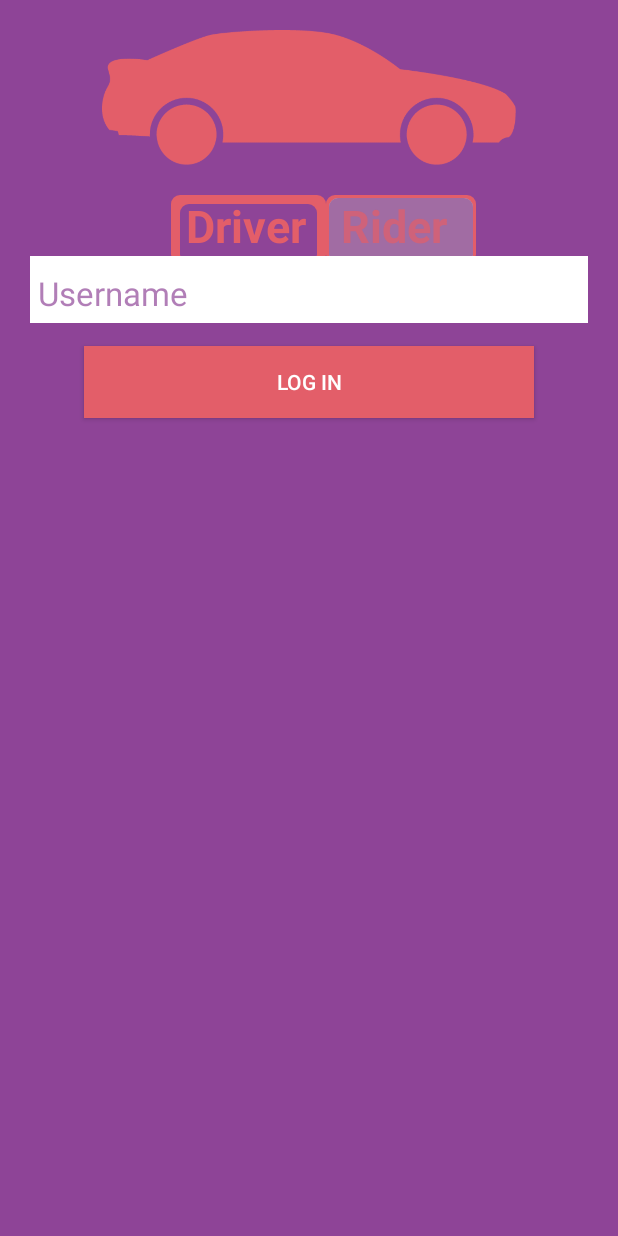
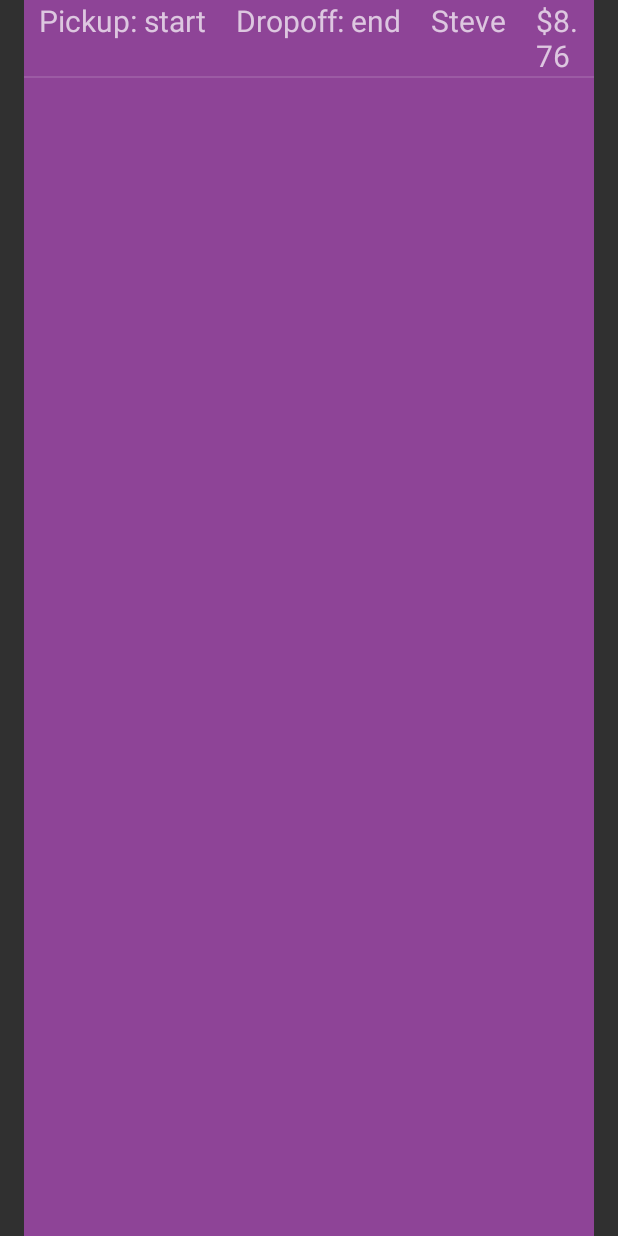
Before and after one commit to CMPUT301F16T04/Ridr, an Android app: the screen it shows after launch (LoginView before the commit, MainActivity after it), on a phone screen of 412 x 824 dp. Run offline under Robolectric (Android 15) with nearby library versions, the phone set to English and light mode, and no system bars; libraries missing offline, so code that uses them is left out: com.searchly.jestdroid, io.searchbox.annotations, io.searchbox.core.

Commit message:
added adapter for request and some other stuff

```diff
--- a/app/build.gradle
+++ b/app/build.gradle
@@ -17,6 +17,9 @@ android {
             proguardFiles getDefaultProguardFile('proguard-android.txt'), 'proguard-rules.pro'
         }
     }
+    dexOptions {
+        jumboMode = true
+    }
 }
 
 dependencies {
--- a/app/src/main/AndroidManifest.xml
+++ b/app/src/main/AndroidManifest.xml
@@ -10,7 +10,7 @@
         android:label="@string/app_name"
         android:supportsRtl="false"
         android:theme="@style/AppTheme">
-        <activity android:name=".LoginView">
+        <activity android:name=".MainActivity">
             <intent-filter>
                 <action android:name="android.intent.action.MAIN" />
 
@@ -21,7 +21,7 @@
         <activity android:name=".SearchRequestsView" />
         <activity android:name=".SearchResultsView" />
         <activity android:name=".RequestsFromRidersView" />
-        <activity android:name=".MainActivity"/>
+        <activity android:name=".LoginView"/>
         <activity android:name=".ProfileView" />
         <activity android:name=".EditProfileView" />
         <activity android:name=".AcceptRiderView" />
--- a/app/src/main/java/ca/ualberta/ridr/MainActivity.java
+++ b/app/src/main/java/ca/ualberta/ridr/MainActivity.java
@@ -1,13 +1,37 @@
 package ca.ualberta.ridr;
 
+import android.app.Activity;
+import android.content.Intent;
 import android.support.v7.app.AppCompatActivity;
 import android.os.Bundle;
+import android.widget.ListView;
 
-public class MainActivity extends AppCompatActivity {
+import java.util.ArrayList;
+import java.util.Date;
+
+public class MainActivity extends Activity {
+    private ArrayList<Request> requestList = new ArrayList<>();
+    final RequestController requestController = new RequestController();
+    private String keyword;
+    private ListView searchResults;
+    private RequestAdapter requestAdapter;
 
     @Override
     protected void onCreate(Bundle savedInstanceState) {
         super.onCreate(savedInstanceState);
-        setContentView(R.layout.main);
+        setContentView(R.layout.search_results);
+        Rider rider = new Rider("Steve", new Date(), "321", "goodemail", "9999999");
+        Request request = new Request(rider, "start", "end", new Date());
+        request.setFare(8.76f);
+        requestList.add(request);
+        //requestList = requestController.searchRequestsKeyword(keyword);
+        searchResults = (ListView) findViewById(R.id.search_results);
+    }
+
+    @Override
+    protected void onStart() {
+        super.onStart();
+        requestAdapter = new RequestAdapter(this, requestList);
+        searchResults.setAdapter(requestAdapter);
     }
 }
--- a/app/src/main/java/ca/ualberta/ridr/Request.java
+++ b/app/src/main/java/ca/ualberta/ridr/Request.java
@@ -32,12 +32,12 @@ public class Request {
     private UUID id;
     private float fare;
     private Date date;
-
-    Request(Rider rider, String pickup, String dropoff, LatLng pickupCoords, LatLng dropOffCoords, Date date){
+    // LatLng pickupCoords, LatLng dropOffCoords,
+    Request(Rider rider, String pickup, String dropoff, Date date){
         this.pickup = pickup;
         this.dropoff = dropoff;
-        this.pickupCoord = pickupCoords;
-        this.dropOffCoord = dropOffCoords;
+        //this.pickupCoord = pickupCoords;
+        //this.dropOffCoord = dropOffCoords;
         this.date = date;
         this.rider = rider;
         this.id = UUID.randomUUID();
@@ -125,6 +125,10 @@ public class Request {
     public float getFare(){
         return fare;
     }
+
+    public void setFare(float fare) {
+        this.fare = fare;
+    }
     public UUID getID() {
         return id;
     }
@@ -158,7 +162,7 @@ public class Request {
         // Because of the differences between JsonObject and JSONObject.
         DateFormat formatter = new SimpleDateFormat("E MMM dd HH:mm:ss Z yyyy");
 
-        this.rider = request.get("rider").getAsString();
+        //this.rider = request.get("rider").getAsString();
         this.pickup = request.get("pickup").getAsString();
         this.dropoff = request.get("dropoff").getAsString();
         this.dropOffCoord = buildLatLng(request.getAsJsonObject("dropOffCoord"));
--- /dev/null
+++ b/app/src/main/java/ca/ualberta/ridr/RequestAdapter.java
@@ -0,0 +1,46 @@
+package ca.ualberta.ridr;
+
+import android.content.Context;
+import android.view.LayoutInflater;
+import android.view.View;
+import android.view.ViewGroup;
+import android.widget.ArrayAdapter;
+import android.widget.Button;
+import android.widget.TextView;
+
+import java.util.ArrayList;
+
+/**
+ * Created by jferris on 13/11/16.
+ */
+public class RequestAdapter extends ArrayAdapter<Request> {
+    private Context context;
+    private ArrayList<Request> requests = new ArrayList<>();
+
+    public RequestAdapter(Context context, ArrayList<Request> requests) {
+        super(context, 0, requests);
+        this.context = context;
+        this.requests = requests;
+    }
+
+    @Override
+    public View getView(final int position, View convertView, ViewGroup parent) {
+        if(convertView == null) {
+            convertView = LayoutInflater.from(getContext()).inflate(R.layout.request_list_item, parent, false);
+        }
+        TextView requestPickup = (TextView) convertView.findViewById(R.id.request_pickup);
+        TextView requestDropoff = (TextView) convertView.findViewById(R.id.request_dropoff);
+        TextView requestUser = (TextView) convertView.findViewById(R.id.request_user);
+        TextView requestFare = (TextView) convertView.findViewById(R.id.request_fare);
+
+        Request request = getItem(position);
+
+        requestPickup.setText("Pickup: " + request.getPickup() + "\n");
+        requestDropoff.setText("Dropoff: " + request.getDropoff() + "\n");
+        requestUser.setText(request.getRider().getName() + "\n");
+        requestFare.setText("$" + Float.toString(request.getFare()));
+
+
+        return convertView;
+    }
+}
--- a/app/src/main/java/ca/ualberta/ridr/RiderRequestView.java
+++ b/app/src/main/java/ca/ualberta/ridr/RiderRequestView.java
@@ -28,7 +28,7 @@ public class RiderRequestView extends AppCompatActivity {
 
                 //TODO pass a rider object to this view
                 Rider rider = null; // for now just so that we wont get compile errors
-                reqController.createRequest(rider, startLocation.getText().toString(), endLocation.getText().toString());
+                //reqController.createRequest(rider, startLocation.getText().toString(), endLocation.getText().toString());
             }
         });
 
--- /dev/null
+++ b/app/src/main/res/layout/request_list_item.xml
@@ -0,0 +1,39 @@
+<?xml version="1.0" encoding="utf-8"?>
+<LinearLayout xmlns:android="http://schemas.android.com/apk/res/android"
+    android:layout_width="wrap_content"
+    android:layout_height="wrap_content">
+
+
+    <TextView
+        android:id="@+id/request_pickup"
+        android:layout_width="wrap_content"
+        android:layout_height="wrap_content"
+        android:paddingLeft="10dp"
+        android:paddingRight="10dp"
+        android:textSize="20sp"/>
+
+    <TextView
+        android:id="@+id/request_dropoff"
+        android:layout_width="wrap_content"
+        android:layout_height="wrap_content"
+        android:paddingLeft="10dp"
+        android:paddingRight="10dp"
+        android:textSize="20sp"/>
+
+    <TextView
+        android:id="@+id/request_user"
+        android:layout_width="wrap_content"
+        android:layout_height="wrap_content"
+        android:paddingLeft="10dp"
+        android:paddingRight="10dp"
+        android:textSize="20sp" />
+
+    <TextView
+        android:id="@+id/request_fare"
+        android:layout_width="wrap_content"
+        android:layout_height="wrap_content"
+        android:paddingLeft="10dp"
+        android:paddingRight="10dp"
+        android:textSize="20sp" />
+
+</LinearLayout>
--- a/app/src/main/res/layout/search_results.xml
+++ b/app/src/main/res/layout/search_results.xml
@@ -1,12 +1,22 @@
 <?xml version="1.0" encoding="utf-8"?>
-<RelativeLayout xmlns:android="http://schemas.android.com/apk/res/android"
-    xmlns:tools="http://schemas.android.com/tools"
+<LinearLayout xmlns:android="http://schemas.android.com/apk/res/android"
     android:layout_width="match_parent"
     android:layout_height="match_parent"
-    android:paddingBottom="@dimen/activity_vertical_margin"
-    android:paddingLeft="@dimen/activity_horizontal_margin"
-    android:paddingRight="@dimen/activity_horizontal_margin"
-    android:paddingTop="@dimen/activity_vertical_margin"
-    tools:context="ca.ualberta.ridr.SearchResultsView">
+    xmlns:app="http://schemas.android.com/apk/res-auto"
+    android:paddingLeft="16dp"
+    android:paddingRight="16dp"
+    android:orientation="vertical">
 
-</RelativeLayout>
+    <ListView
+        android:id="@+id/search_results"
+        android:layout_width="fill_parent"
+        android:layout_height="263dp"
+        android:layout_weight="1"
+        android:scrollbars="vertical"
+        android:textColor="#000"
+        android:background="@color/secondary_colour">
+
+    </ListView>
+
+
+</LinearLayout>
```
Also changed, not shown: app/src/main/java/ca/ualberta/ridr/RequestController.java (+1 -46 lines), app/src/main/java/ca/ualberta/ridr/SearchResultsView.java (+11 -15 lines).
